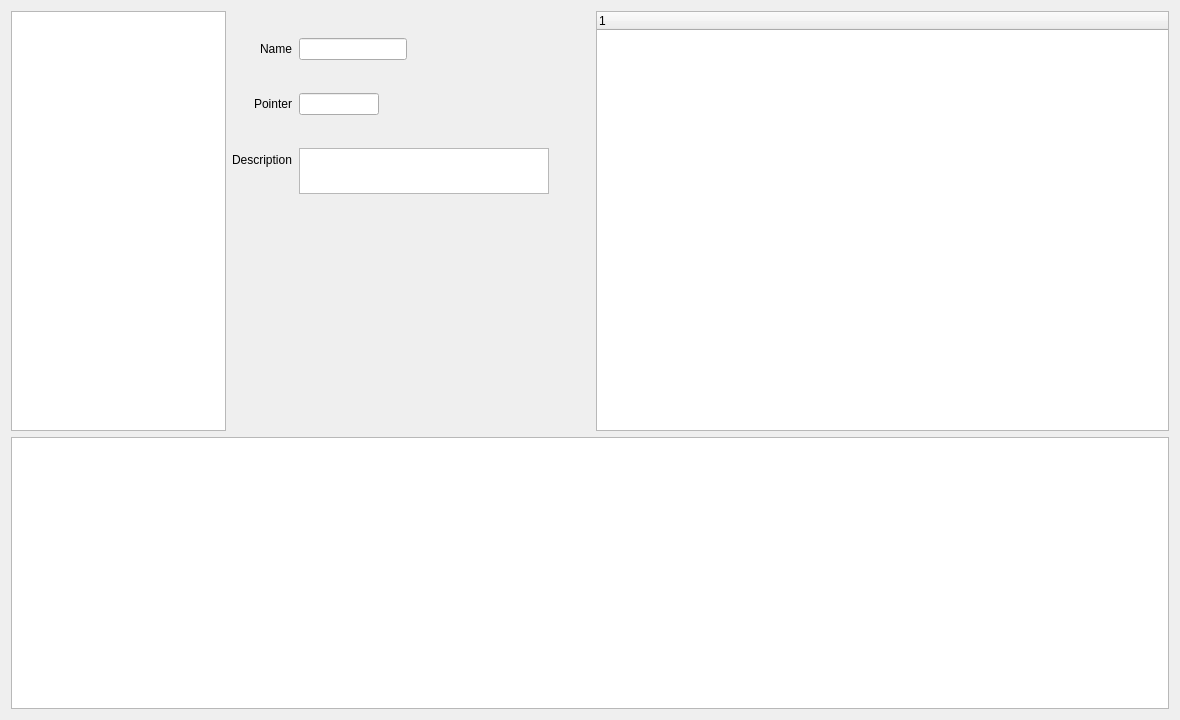
This is dsvedit/generic_editor.ui in LagoLunatic/DSVEdit as Qt 5 draws it before an edit. The edited form follows.
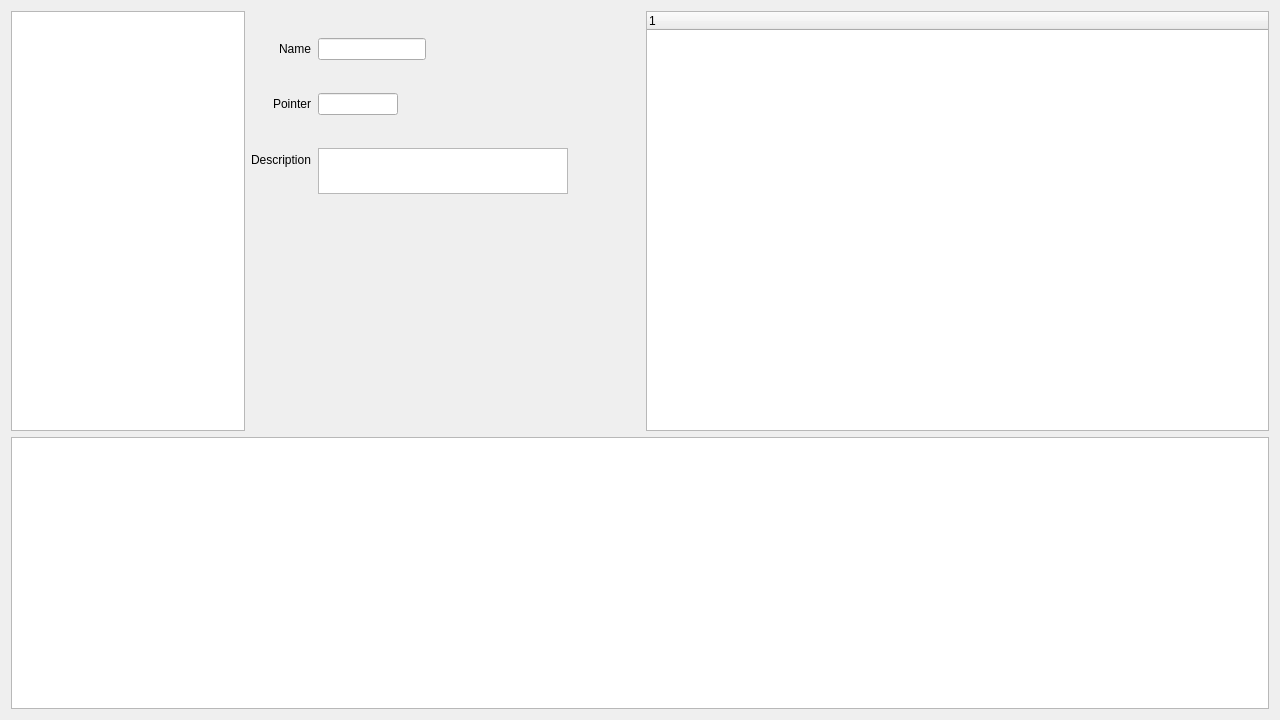
This is the edited form.

```diff
--- a/dsvedit/generic_editor.ui
+++ b/dsvedit/generic_editor.ui
@@ -6,7 +6,7 @@
    <rect>
     <x>0</x>
     <y>0</y>
-    <width>1180</width>
+    <width>1280</width>
     <height>720</height>
    </rect>
   </property>
```
